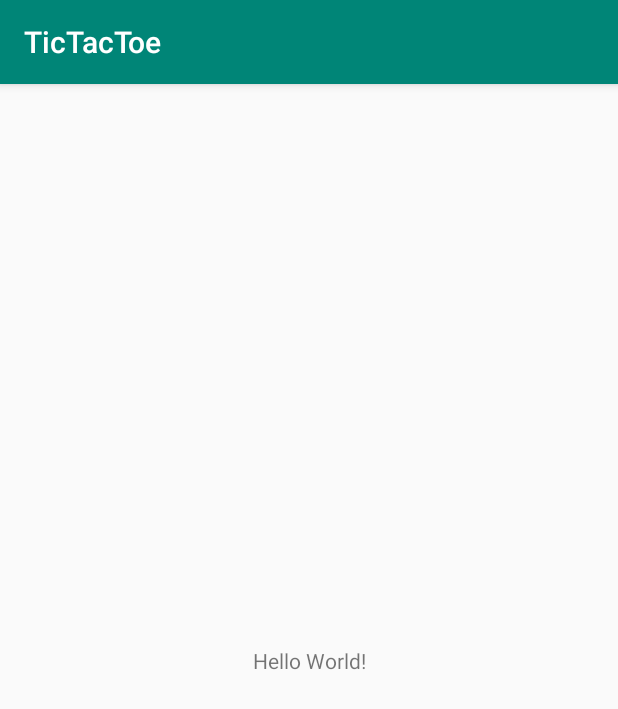
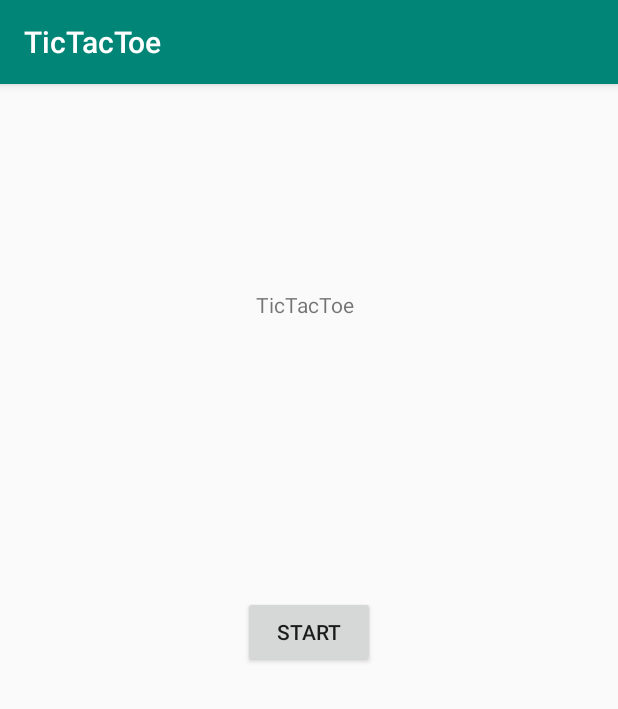
Before and after one commit to dmccann3/CS125FinalProject.TicTacToe, an Android app: the screen it shows after launch (MainActivity), on a phone screen of 412 x 824 dp. Shown: the top 709 px of the screen. Run offline under Robolectric (Android 15) with nearby library versions, the phone set to English and light mode, and no system bars.

Commit message:
Start Button / Enter game

```diff
--- a/app/build.gradle
+++ b/app/build.gradle
@@ -25,7 +25,7 @@ android {
 
 dependencies {
     implementation fileTree(dir: 'libs', include: ['*.jar'])
-    implementation"org.jetbrains.kotlin:kotlin-stdlib-jdk7:$kotlin_version"
+    implementation "org.jetbrains.kotlin:kotlin-stdlib-jdk7:$kotlin_version"
     implementation 'androidx.appcompat:appcompat:1.0.2'
     implementation 'androidx.core:core-ktx:1.0.2'
     implementation 'androidx.constraintlayout:constraintlayout:1.1.3'
--- a/app/src/main/AndroidManifest.xml
+++ b/app/src/main/AndroidManifest.xml
@@ -9,6 +9,7 @@
         android:roundIcon="@mipmap/ic_launcher_round"
         android:supportsRtl="true"
         android:theme="@style/AppTheme">
+        <activity android:name=".GameActivity"></activity>
         <activity android:name=".MainActivity">
             <intent-filter>
                 <action android:name="android.intent.action.MAIN" />
--- a/app/src/main/res/layout/activity_main.xml
+++ b/app/src/main/res/layout/activity_main.xml
@@ -7,12 +7,33 @@
     tools:context=".MainActivity">
 
     <TextView
+        android:id="@+id/textView"
         android:layout_width="wrap_content"
         android:layout_height="wrap_content"
-        android:text="Hello World!"
+        android:text="TicTacToe "
         app:layout_constraintBottom_toBottomOf="parent"
+        app:layout_constraintHorizontal_bias="0.498"
         app:layout_constraintLeft_toLeftOf="parent"
         app:layout_constraintRight_toRightOf="parent"
-        app:layout_constraintTop_toTopOf="parent" />
+        app:layout_constraintTop_toTopOf="parent"
+        app:layout_constraintVertical_bias="0.183" />
+
+    <Button
+        android:id="@+id/Start"
+        android:layout_width="88dp"
+        android:layout_height="wrap_content"
+        android:layout_marginStart="162dp"
+        android:layout_marginLeft="162dp"
+        android:layout_marginTop="170dp"
+        android:layout_marginEnd="162dp"
+        android:layout_marginRight="162dp"
+        android:layout_marginBottom="364dp"
+        android:onClick="startGame"
+        android:text="Start"
+        app:layout_constraintBottom_toBottomOf="parent"
+        app:layout_constraintEnd_toEndOf="parent"
+        app:layout_constraintStart_toStartOf="parent"
+        app:layout_constraintTop_toBottomOf="@+id/textView"
+        tools:text="Start" />
 
 </androidx.constraintlayout.widget.ConstraintLayout>
```
Also changed, not shown: app/src/main/java/com/example/tictactoe/GameActivity.kt (added, +12 -0 lines), app/src/main/java/com/example/tictactoe/MainActivity.kt (+11 -0 lines), app/src/main/res/layout/activity_game.xml (added, +24 -0 lines).
